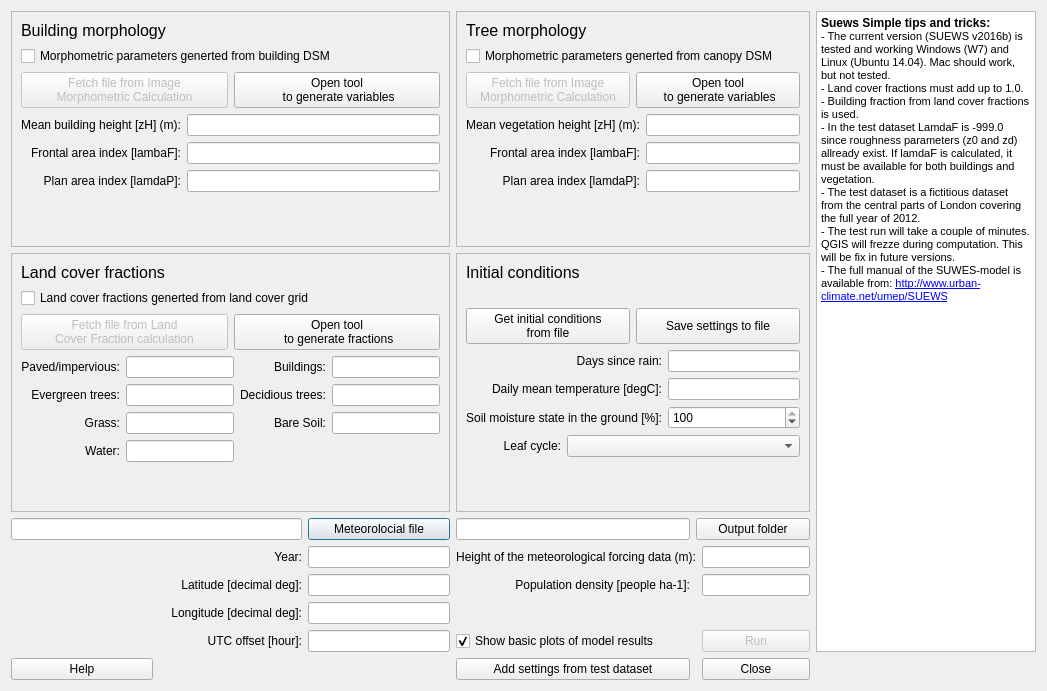
Qt form SuewsSimple/suews_simple_dialog_base.ui (UMEP-dev/UMEP) before a commit.
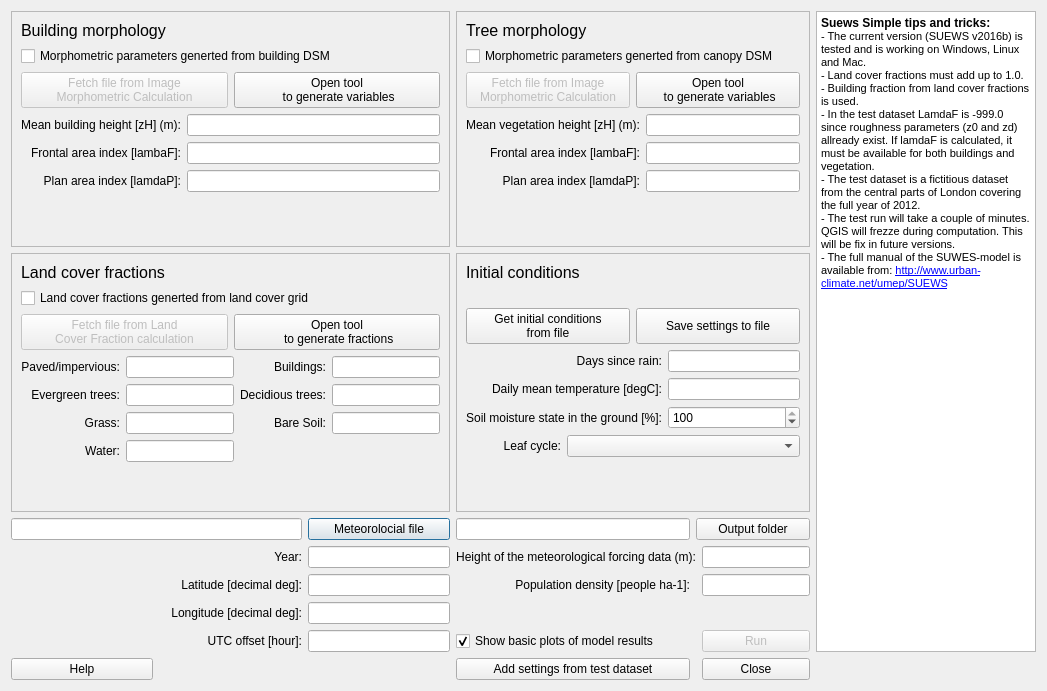
The same form after that commit.

```diff
--- a/SuewsSimple/suews_simple_dialog_base.ui
+++ b/SuewsSimple/suews_simple_dialog_base.ui
@@ -64,7 +64,7 @@
 p, li { white-space: pre-wrap; }
 &lt;/style&gt;&lt;/head&gt;&lt;body style=&quot; font-family:'MS Shell Dlg 2'; font-size:8.25pt; font-weight:400; font-style:normal;&quot;&gt;
 &lt;p style=&quot; margin-top:0px; margin-bottom:0px; margin-left:0px; margin-right:0px; -qt-block-indent:0; text-indent:0px;&quot;&gt;&lt;span style=&quot; font-size:9pt; font-weight:600;&quot;&gt;Suews Simple tips and tricks:&lt;/span&gt;&lt;/p&gt;
-&lt;p style=&quot; margin-top:0px; margin-bottom:0px; margin-left:0px; margin-right:0px; -qt-block-indent:0; text-indent:0px;&quot;&gt;&lt;span style=&quot; font-size:8pt;&quot;&gt;- The current version (SUEWS v2016b) is tested and working Windows (W7) and Linux (Ubuntu 14.04). Mac should work, but not tested.&lt;/span&gt;&lt;/p&gt;
+&lt;p style=&quot; margin-top:0px; margin-bottom:0px; margin-left:0px; margin-right:0px; -qt-block-indent:0; text-indent:0px;&quot;&gt;&lt;span style=&quot; font-size:8pt;&quot;&gt;- The current version (SUEWS v2016b) is tested and is working on Windows, Linux and Mac.&lt;/span&gt;&lt;/p&gt;
 &lt;p style=&quot; margin-top:0px; margin-bottom:0px; margin-left:0px; margin-right:0px; -qt-block-indent:0; text-indent:0px;&quot;&gt;&lt;span style=&quot; font-size:8pt;&quot;&gt;- Land cover fractions must add up to 1.0. &lt;/span&gt;&lt;/p&gt;
 &lt;p style=&quot; margin-top:0px; margin-bottom:0px; margin-left:0px; margin-right:0px; -qt-block-indent:0; text-indent:0px;&quot;&gt;&lt;span style=&quot; font-size:8pt;&quot;&gt;- Building fraction from land cover fractions is used.&lt;/span&gt;&lt;/p&gt;
 &lt;p style=&quot; margin-top:0px; margin-bottom:0px; margin-left:0px; margin-right:0px; -qt-block-indent:0; text-indent:0px;&quot;&gt;&lt;span style=&quot; font-size:8pt;&quot;&gt;- In the test dataset LamdaF is -999.0 since roughness parameters (z0 and zd) allready exist. If lamdaF is calculated, it must be available for both buildings and vegetation. &lt;/span&gt;&lt;/p&gt;
```
